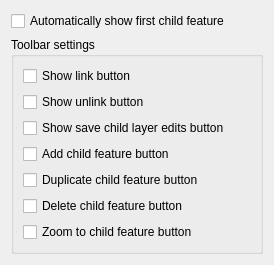
Above: src/ui/qgsrelationeditorconfigwidgetbase.ui from qgis/QGIS before the change. Below: the same form after it.
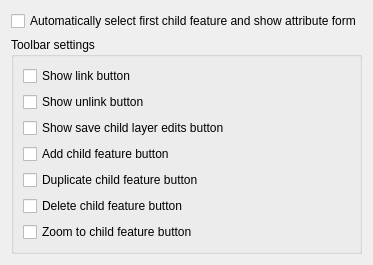
That is the form after the change.

Commit message: Adjust wording, add tooltip

```diff
--- a/src/ui/qgsrelationeditorconfigwidgetbase.ui
+++ b/src/ui/qgsrelationeditorconfigwidgetbase.ui
@@ -17,7 +17,10 @@
    <item>
     <widget class="QCheckBox" name="mShowFirstFeature">
      <property name="text">
-      <string>Automatically show first child feature</string>
+      <string>Automatically select first child feature and show attribute form</string>
+     </property>
+     <property name="toolTip">
+      <string>Unchecking this can lead to faster loading time of attribute forms and avoid unnecessary queries.</string>
      </property>
     </widget>
    </item>
```
